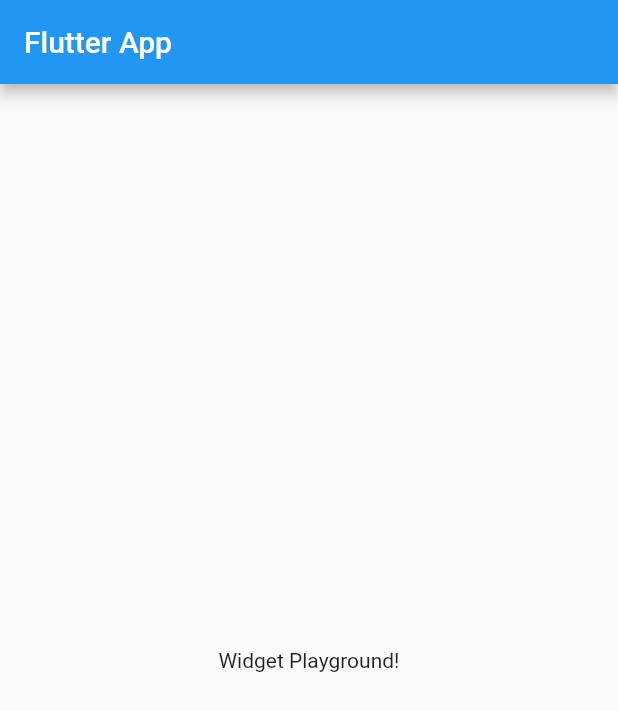
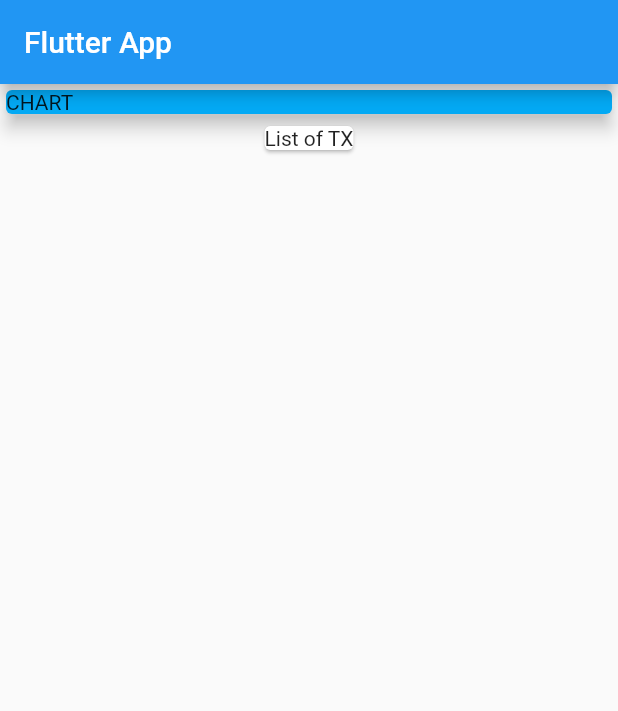
Before and after one commit to ProgrammerTaha/personal_expense_tracker_app, a Flutter app: the screen it shows after launch, on a phone screen of 412 x 824 dp. Shown: the top 711 px of the screen. Run offline on Flutter 3.47's test engine with Material 2 defaults, Android fonts, the phone set to English and light mode, and no system bars.

Commit message:
meeting the card widget with the text widget and how make the sizes through container

```diff
--- a/lib/main.dart
+++ b/lib/main.dart
@@ -19,8 +19,22 @@ class MyHomePage extends StatelessWidget {
       appBar: AppBar(
         title: Text('Flutter App'),
       ),
-      body: Center(
-        child: Text('Widget Playground!'),
+      body: Column(
+        children: [
+          Card(
+            child: Container(
+              width: double.infinity,
+              child: Text(
+                'CHART',
+              ),
+            ),
+            color: Colors.lightBlue,
+            elevation: 5,
+          ),
+          Card(
+            child: Text('List of TX'),
+          ),
+        ],
       ),
     );
   }
```
